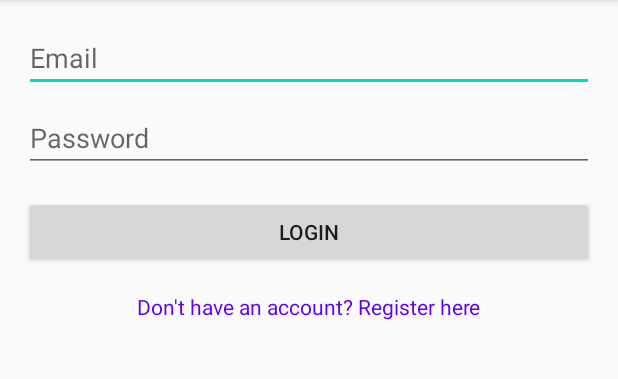
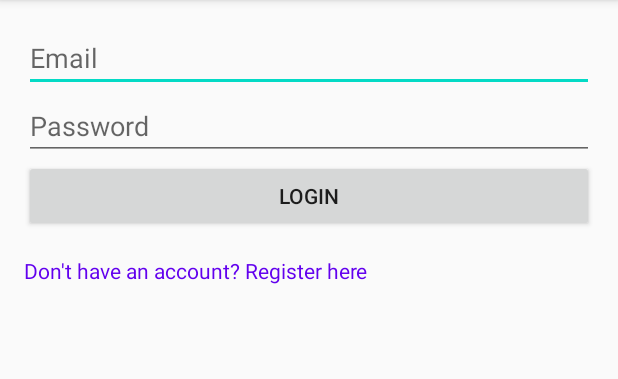
Before and after one commit to kenmaro3/android-firebase-login-email-verification, an Android app: the screen it shows after launch (LoginActivity), on a phone screen of 412 x 824 dp, the part 84-463 px from its top. Run offline under Robolectric (Android 15) with nearby library versions, the phone set to English and light mode, and no system bars; our stand-ins replace Firebase (no records; nobody signed in at launch, a user with empty details on screens opened directly).

```diff
--- a/app/src/main/java/com/example/firebaselogin/LoginActivity.kt
+++ b/app/src/main/java/com/example/firebaselogin/LoginActivity.kt
@@ -14,7 +14,7 @@ class LoginActivity : AppCompatActivity() {
 
     override fun onCreate(savedInstanceState: Bundle?) {
         super.onCreate(savedInstanceState)
-        setContentView(R.layout.activity_main) // Use activity_main layout
+        setContentView(R.layout.activity_login)
 
         auth = FirebaseAuth.getInstance()
 
--- a/app/src/main/res/layout/activity_login.xml
+++ b/app/src/main/res/layout/activity_login.xml
@@ -23,4 +23,14 @@
         android:layout_width="match_parent"
         android:layout_height="wrap_content"
         android:text="Login" />
+
+    <TextView
+        android:id="@+id/registerTextView"
+        android:layout_width="wrap_content"
+        android:layout_height="wrap_content"
+        android:text="Don't have an account? Register here"
+        android:textColor="@color/purple_500"
+        android:layout_marginTop="16dp"
+        android:clickable="true"
+        android:focusable="true"/>
 </LinearLayout>
--- a/app/src/main/res/layout/activity_main.xml
+++ /dev/null
@@ -1,40 +0,0 @@
-<LinearLayout
-    xmlns:android="http://schemas.android.com/apk/res/android"
-    android:layout_width="match_parent"
-    android:layout_height="match_parent"
-    android:orientation="vertical"
-    android:padding="16dp"
-    android:gravity="center_horizontal">
-
-    <EditText
-        android:id="@+id/emailEditText"
-        android:layout_width="match_parent"
-        android:layout_height="wrap_content"
-        android:hint="Email"
-        android:inputType="textEmailAddress"
-        android:layout_marginBottom="8dp"/>
-
-    <EditText
-        android:id="@+id/passwordEditText"
-        android:layout_width="match_parent"
-        android:layout_height="wrap_content"
-        android:hint="Password"
-        android:inputType="textPassword"
-        android:layout_marginBottom="16dp"/>
-
-    <Button
-        android:id="@+id/loginButton"
-        android:layout_width="match_parent"
-        android:layout_height="wrap_content"
-        android:text="Login"/>
-
-    <TextView
-        android:id="@+id/registerTextView"
-        android:layout_width="wrap_content"
-        android:layout_height="wrap_content"
-        android:text="Don't have an account? Register here"
-        android:textColor="@color/purple_500"
-        android:layout_marginTop="16dp"
-        android:clickable="true"
-        android:focusable="true"/>
-</LinearLayout>
```
Also changed, not shown: app/src/main/java/com/example/firebaselogin/MainActivity.kt (deleted, +0 -54 lines).
